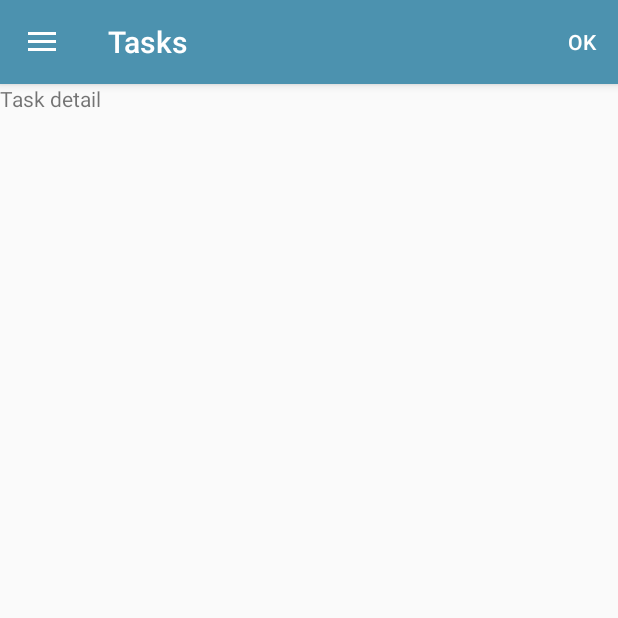
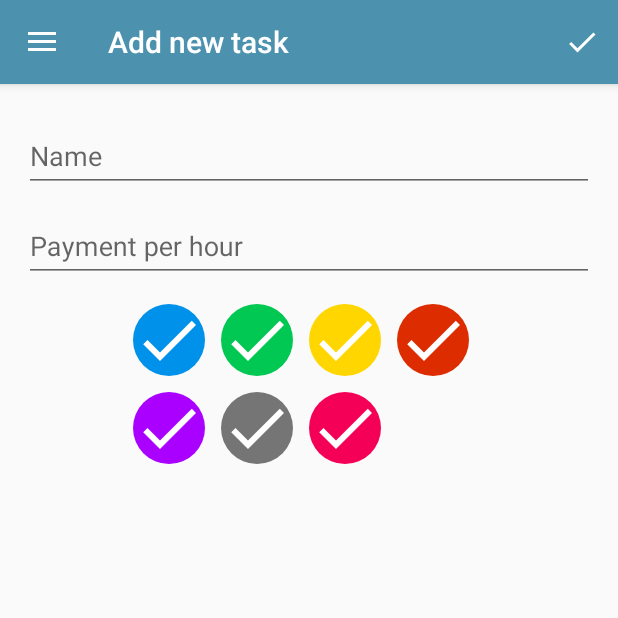
Before and after one commit to qhuydtvt/android7-pomodoro, an Android app: the fragment TaskDetailFragment placed in its activity, on a phone screen of 412 x 824 dp, the top half of it. Run offline under Robolectric (Android 15) with nearby library versions, the phone set to English and light mode, and no system bars; our stand-ins replace ButterKnife.

Commit message:
Session 7

```diff
--- /dev/null
+++ b/app/src/main/java/techkids/vn/android7pomodoro/adapters/TaskColorAdapter.java
@@ -0,0 +1,35 @@
+package techkids.vn.android7pomodoro.adapters;
+
+import android.support.v7.widget.RecyclerView;
+import android.view.LayoutInflater;
+import android.view.View;
+import android.view.ViewGroup;
+
+import techkids.vn.android7pomodoro.R;
+import techkids.vn.android7pomodoro.adapters.viewholders.TaskColorViewHolder;
+import techkids.vn.android7pomodoro.databases.models.TaskColor;
+
+/**
+ * Created by huynq on 2/15/17.
+ */
+
+public class TaskColorAdapter extends RecyclerView.Adapter<TaskColorViewHolder> {
+
+    @Override
+    public TaskColorViewHolder onCreateViewHolder(ViewGroup parent, int viewType) {
+        LayoutInflater layoutInflater = LayoutInflater.from(parent.getContext());
+        View itemView = layoutInflater.inflate(R.layout.item_task_color, parent, false);
+        return new TaskColorViewHolder(itemView);
+    }
+
+    @Override
+    public void onBindViewHolder(TaskColorViewHolder holder, int position) {
+        String color = TaskColor.COLORS[position];
+        holder.bind(color);
+    }
+
+    @Override
+    public int getItemCount() {
+        return TaskColor.COLORS.length;
+    }
+}
--- /dev/null
+++ b/app/src/main/java/techkids/vn/android7pomodoro/adapters/viewholders/TaskColorViewHolder.java
@@ -0,0 +1,32 @@
+package techkids.vn.android7pomodoro.adapters.viewholders;
+
+import android.support.v7.widget.RecyclerView;
+import android.view.View;
+import android.widget.ImageView;
+
+import butterknife.BindView;
+import butterknife.ButterKnife;
+import techkids.vn.android7pomodoro.R;
+import techkids.vn.android7pomodoro.utils.Utils;
+
+/**
+ * Created by huynq on 2/15/17.
+ */
+public class TaskColorViewHolder extends RecyclerView.ViewHolder {
+
+    @BindView(R.id.v_task_color)
+    View vTaskColor;
+
+    @BindView(R.id.iv_check)
+    ImageView ivCheck;
+
+
+    public TaskColorViewHolder(View itemView) {
+        super(itemView);
+        ButterKnife.bind(this, itemView);
+    }
+
+    public void bind(String color) {
+        Utils.setSolidColor(vTaskColor, color);
+    }
+}
--- a/app/src/main/java/techkids/vn/android7pomodoro/adapters/viewholders/TaskViewHolder.java
+++ b/app/src/main/java/techkids/vn/android7pomodoro/adapters/viewholders/TaskViewHolder.java
@@ -10,6 +10,7 @@ import butterknife.BindView;
 import butterknife.ButterKnife;
 import techkids.vn.android7pomodoro.R;
 import techkids.vn.android7pomodoro.databases.models.Task;
+import techkids.vn.android7pomodoro.utils.Utils;
 
 /**
  * Created by huynq on 2/8/17.
@@ -31,8 +32,7 @@ public class TaskViewHolder extends RecyclerView.ViewHolder {
     public void bind(Task task) {
         //1: Bind Color
 //        vTaskColor.setBackgroundColor(Color.parseColor(task.getColor()));
-        GradientDrawable drawable = (GradientDrawable)vTaskColor.getBackground();
-        drawable.setColor(Color.parseColor(task.getColor()));
+        Utils.setSolidColor(vTaskColor, task.getColor());
 
         //2: Bind Task name
         tvTaskName.setText(task.getName());
--- /dev/null
+++ b/app/src/main/java/techkids/vn/android7pomodoro/databases/models/TaskColor.java
@@ -0,0 +1,50 @@
+package techkids.vn.android7pomodoro.databases.models;
+
+/**
+ * Created by huynq on 2/15/17.
+ */
+
+public class TaskColor {
+
+    private String colorString;
+    private boolean isChecked;
+
+    public TaskColor(String colorString, boolean isChecked) {
+        this.colorString = colorString;
+        this.isChecked = isChecked;
+    }
+
+    public String getColorString() {
+        return colorString;
+    }
+
+    public void setColorString(String colorString) {
+        this.colorString = colorString;
+    }
+
+    public boolean isChecked() {
+        return isChecked;
+    }
+
+    public void setChecked(boolean checked) {
+        isChecked = checked;
+    }
+
+    @Override
+    public String toString() {
+        return "TaskColor{" +
+                "isChecked=" + isChecked +
+                ", colorString='" + colorString + '\'' +
+                '}';
+    }
+
+    public static String[] COLORS = new String[] {
+            "#0091EA",
+            "#00C853",
+            "#FFD600",
+            "#DD2C00",
+            "#AA00FF",
+            "#757575",
+            "#F50057"
+    };
+}
--- /dev/null
+++ b/app/src/main/java/techkids/vn/android7pomodoro/decorations/TaskColorDecor.java
@@ -0,0 +1,18 @@
+package techkids.vn.android7pomodoro.decorations;
+
+import android.graphics.Rect;
+import android.support.v7.widget.RecyclerView;
+import android.view.View;
+
+/**
+ * Created by huynq on 2/15/17.
+ */
+
+public class TaskColorDecor extends RecyclerView.ItemDecoration {
+
+    @Override
+    public void getItemOffsets(Rect outRect, View view, RecyclerView parent, RecyclerView.State state) {
+        outRect.top = 16;
+        outRect.right = 16;
+    }
+}
--- a/app/src/main/java/techkids/vn/android7pomodoro/fragments/TaskDetailFragment.java
+++ b/app/src/main/java/techkids/vn/android7pomodoro/fragments/TaskDetailFragment.java
@@ -2,20 +2,33 @@ package techkids.vn.android7pomodoro.fragments;
 
 
 import android.os.Bundle;
+import android.support.v4.app.ActivityCompat;
 import android.support.v4.app.Fragment;
+import android.support.v7.widget.GridLayoutManager;
+import android.support.v7.widget.RecyclerView;
 import android.view.LayoutInflater;
 import android.view.Menu;
 import android.view.MenuInflater;
 import android.view.View;
 import android.view.ViewGroup;
 
+import butterknife.BindView;
+import butterknife.ButterKnife;
 import techkids.vn.android7pomodoro.R;
+import techkids.vn.android7pomodoro.activities.TaskActivity;
+import techkids.vn.android7pomodoro.adapters.TaskColorAdapter;
+import techkids.vn.android7pomodoro.decorations.TaskColorDecor;
 
 /**
  * A simple {@link Fragment} subclass.
  */
 public class TaskDetailFragment extends Fragment {
 
+
+    @BindView(R.id.rv_task_color)
+    RecyclerView rvTaskColor;
+
+    private TaskColorAdapter taskColorAdapter;
 
     public TaskDetailFragment() {
         // Required empty public constructor
@@ -27,11 +40,29 @@ public class TaskDetailFragment extends Fragment {
     public View onCreateView(LayoutInflater inflater, ViewGroup container,
                              Bundle savedInstanceState) {
         // Inflate the layout for this fragment
-        return inflater.inflate(R.layout.fragment_task_detail, container, false);
+        View view =  inflater.inflate(R.layout.fragment_task_detail, container, false);
+        setupUI(view);
+        return view;
+    }
+
+    private void setupUI(View view) {
+        ButterKnife.bind(this, view);
+
+        taskColorAdapter = new TaskColorAdapter();
+
+        rvTaskColor.setLayoutManager(new GridLayoutManager(this.getContext(), 4));
+        rvTaskColor.setAdapter(taskColorAdapter);
+        rvTaskColor.addItemDecoration(new TaskColorDecor());
+
+        if(getActivity() instanceof TaskActivity) {
+            ((TaskActivity) getActivity()).getSupportActionBar().setTitle(R.string.add_new_task);
+        }
     }
 
     @Override
     public void onCreateOptionsMenu(Menu menu, MenuInflater inflater) {
         inflater.inflate(R.menu.menu_edit_task, menu);
     }
+
+
 }
--- /dev/null
+++ b/app/src/main/java/techkids/vn/android7pomodoro/utils/Utils.java
@@ -0,0 +1,16 @@
+package techkids.vn.android7pomodoro.utils;
+
+import android.graphics.Color;
+import android.graphics.drawable.GradientDrawable;
+import android.view.View;
+
+/**
+ * Created by huynq on 2/15/17.
+ */
+
+public class Utils {
+    public static void setSolidColor(View v, String colorString) {
+        GradientDrawable drawable = (GradientDrawable)v.getBackground();
+        drawable.setColor(Color.parseColor(colorString));
+    }
+}
--- /dev/null
+++ b/app/src/main/res/drawable/ic_check_white_24px.xml
@@ -0,0 +1,9 @@
+<vector xmlns:android="http://schemas.android.com/apk/res/android"
+        android:width="24dp"
+        android:height="24dp"
+        android:viewportWidth="24.0"
+        android:viewportHeight="24.0">
+    <path
+        android:pathData="M9,16.17L4.83,12l-1.42,1.41L9,19 21,7l-1.41,-1.41z"
+        android:fillColor="#FFFFFF"/>
+</vector>
--- a/app/src/main/res/layout/fragment_task_detail.xml
+++ b/app/src/main/res/layout/fragment_task_detail.xml
@@ -2,12 +2,54 @@
     xmlns:tools="http://schemas.android.com/tools"
     android:layout_width="match_parent"
     android:layout_height="match_parent"
+    android:paddingStart="@dimen/screen_edge"
+    android:paddingEnd="@dimen/screen_edge"
+    android:paddingTop="@dimen/screen_edge"
     tools:context="techkids.vn.android7pomodoro.fragments.TaskDetailFragment">
 
-    <!-- TODO: Update blank fragment layout -->
-    <TextView
+    <RelativeLayout
         android:layout_width="match_parent"
-        android:layout_height="match_parent"
-        android:text="Task detail" />
+        android:layout_height="match_parent">
+
+        <android.support.design.widget.TextInputLayout
+            android:layout_width="match_parent"
+            android:layout_height="wrap_content"
+            android:id="@+id/til_task_name"
+            android:layout_marginBottom="@dimen/inter_space">
+
+            <EditText
+                android:id="@+id/et_name"
+                android:hint="@string/name"
+                android:layout_width="match_parent"
+                android:layout_height="wrap_content" />
+
+        </android.support.design.widget.TextInputLayout>
+
+
+        <android.support.design.widget.TextInputLayout
+            android:layout_width="match_parent"
+            android:layout_height="wrap_content"
+            android:id="@+id/til_task_payment"
+            android:layout_below="@id/til_task_name"
+            android:layout_marginBottom="@dimen/inter_space"
+            >
+
+            <EditText
+                android:id="@+id/et_payment"
+                android:hint="@string/payment_per_hour"
+                android:layout_width="match_parent"
+                android:layout_height="wrap_content"
+                android:inputType="numberDecimal"/>
+
+        </android.support.design.widget.TextInputLayout>
+
+        <android.support.v7.widget.RecyclerView
+            android:layout_below="@id/til_task_payment"
+            android:id="@+id/rv_task_color"
+            android:layout_centerHorizontal="true"
+            android:layout_width="wrap_content"
+            android:layout_height="wrap_content"/>
+
+    </RelativeLayout>
 
 </FrameLayout>
--- /dev/null
+++ b/app/src/main/res/layout/item_task_color.xml
@@ -0,0 +1,19 @@
+<?xml version="1.0" encoding="utf-8"?>
+<RelativeLayout xmlns:android="http://schemas.android.com/apk/res/android"
+    android:layout_width="wrap_content"
+    android:layout_height="wrap_content"
+    xmlns:app="http://schemas.android.com/apk/res-auto">
+
+    <View
+        android:id="@+id/v_task_color"
+        android:layout_width="@dimen/task_color_size"
+        android:layout_height="@dimen/task_color_size"
+        android:background="@drawable/shape_task_color"
+        />
+    <ImageView
+        android:id="@+id/iv_check"
+        android:layout_centerInParent="true"
+        app:srcCompat="@drawable/ic_check_white_24px"
+        android:layout_width="@dimen/task_color_size"
+        android:layout_height="@dimen/task_color_size" />
+</RelativeLayout>
--- a/app/src/main/res/menu/menu_edit_task.xml
+++ b/app/src/main/res/menu/menu_edit_task.xml
@@ -2,6 +2,7 @@
 <menu xmlns:android="http://schemas.android.com/apk/res/android"
     xmlns:app="http://schemas.android.com/apk/res-auto">
     <item android:title="@string/ok"
+        android:icon="@drawable/ic_check_white_24px"
         app:showAsAction="ifRoom" />
 
 </menu>
--- a/app/src/main/res/values/dimens.xml
+++ b/app/src/main/res/values/dimens.xml
@@ -11,4 +11,7 @@
     <dimen name="button_margin_bottom">6dp</dimen>
     <dimen name="list_item_height">64dp</dimen>
     <dimen name="view_inter_space">16dp</dimen>
+    <dimen name="inter_space">4dp</dimen>
+    <dimen name="screen_edge">16dp</dimen>
+    <dimen name="task_color_size">48dp</dimen>
 </resources>
--- a/app/src/main/res/values/strings.xml
+++ b/app/src/main/res/values/strings.xml
@@ -14,4 +14,8 @@
     <!-- TODO: Remove or change this placeholder text -->
     <string name="hello_blank_fragment">Hello blank fragment</string>
     <string name="ok">OK</string>
+    <string name="name">Name</string>
+    <string name="payment_per_hour">Payment per hour</string>
+    <string name="add_task">Add task</string>
+    <string name="add_new_task">Add new task</string>
 </resources>
```
